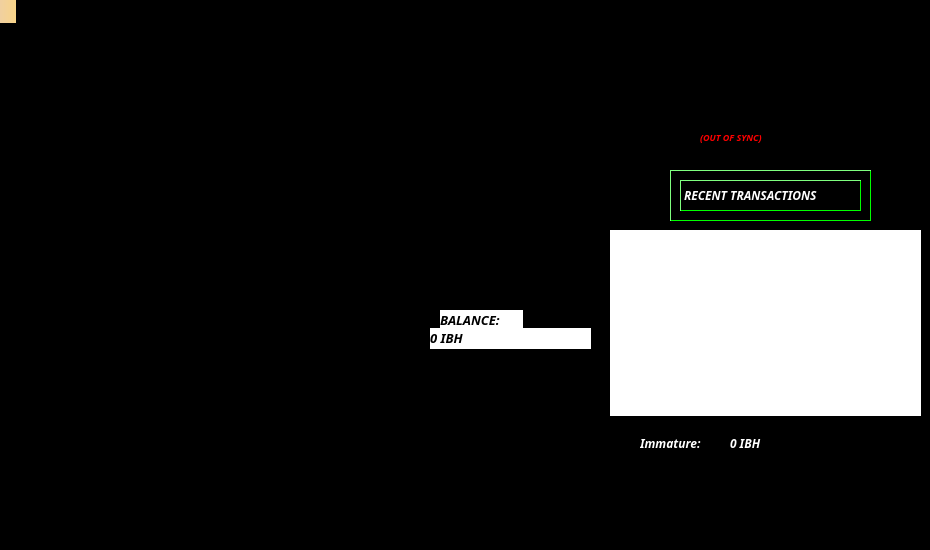
Before: the Qt Designer form src/qt/forms/overviewpage.ui in ibithub/ibithub, drawn with Qt 5.
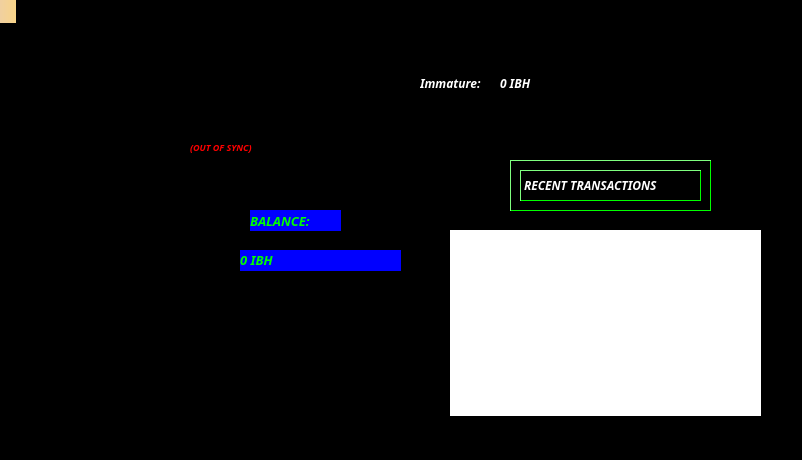
After: the same form once the commit is applied. Icons and pictures are not drawn.

The edit to the form file:
```diff
--- a/src/qt/forms/overviewpage.ui
+++ b/src/qt/forms/overviewpage.ui
@@ -6,8 +6,8 @@
    <rect>
     <x>0</x>
     <y>0</y>
-    <width>930</width>
-    <height>550</height>
+    <width>802</width>
+    <height>460</height>
    </rect>
   </property>
   <property name="maximumSize">
@@ -81,8 +81,8 @@
    <widget class="QFrame" name="frame_2">
     <property name="geometry">
      <rect>
-      <x>700</x>
-      <y>190</y>
+      <x>540</x>
+      <y>180</y>
       <width>201</width>
       <height>51</height>
      </rect>
@@ -131,8 +131,8 @@
    <widget class="QLabel" name="labelBalance">
     <property name="geometry">
      <rect>
-      <x>460</x>
-      <y>348</y>
+      <x>270</x>
+      <y>270</y>
       <width>161</width>
       <height>21</height>
      </rect>
@@ -153,8 +153,8 @@
      <string>&lt;html&gt;&lt;head/&gt;&lt;body&gt;&lt;p&gt;&lt;br/&gt;&lt;/p&gt;&lt;/body&gt;&lt;/html&gt;</string>
     </property>
     <property name="styleSheet">
-     <string notr="true">color:black;
-background:white;</string>
+     <string notr="true">color:lime;
+background:blue;</string>
     </property>
     <property name="text">
      <string notr="true">0 IBH</string>
@@ -166,10 +166,10 @@
    <widget class="QLabel" name="label">
     <property name="geometry">
      <rect>
-      <x>470</x>
-      <y>330</y>
-      <width>83</width>
-      <height>19</height>
+      <x>280</x>
+      <y>230</y>
+      <width>91</width>
+      <height>21</height>
      </rect>
     </property>
     <property name="font">
@@ -182,8 +182,8 @@
      </font>
     </property>
     <property name="styleSheet">
-     <string notr="true">color:black;
-background:white;</string>
+     <string notr="true">color:lime;
+background:blue;</string>
     </property>
     <property name="text">
      <string>BALANCE:</string>
@@ -192,8 +192,8 @@
    <widget class="QLabel" name="labelWalletStatus">
     <property name="geometry">
      <rect>
-      <x>730</x>
-      <y>140</y>
+      <x>220</x>
+      <y>150</y>
       <width>89</width>
       <height>35</height>
      </rect>
@@ -226,8 +226,8 @@
    <widget class="QLabel" name="labelImmatureText">
     <property name="geometry">
      <rect>
-      <x>670</x>
-      <y>450</y>
+      <x>450</x>
+      <y>90</y>
       <width>72</width>
       <height>27</height>
      </rect>
@@ -251,8 +251,8 @@
    <widget class="QLabel" name="labelImmature">
     <property name="geometry">
      <rect>
-      <x>760</x>
-      <y>450</y>
+      <x>530</x>
+      <y>90</y>
       <width>176</width>
       <height>27</height>
      </rect>
@@ -282,7 +282,7 @@
    <widget class="QListView" name="listTransactions">
     <property name="geometry">
      <rect>
-      <x>640</x>
+      <x>480</x>
       <y>250</y>
       <width>311</width>
       <height>186</height>
```
